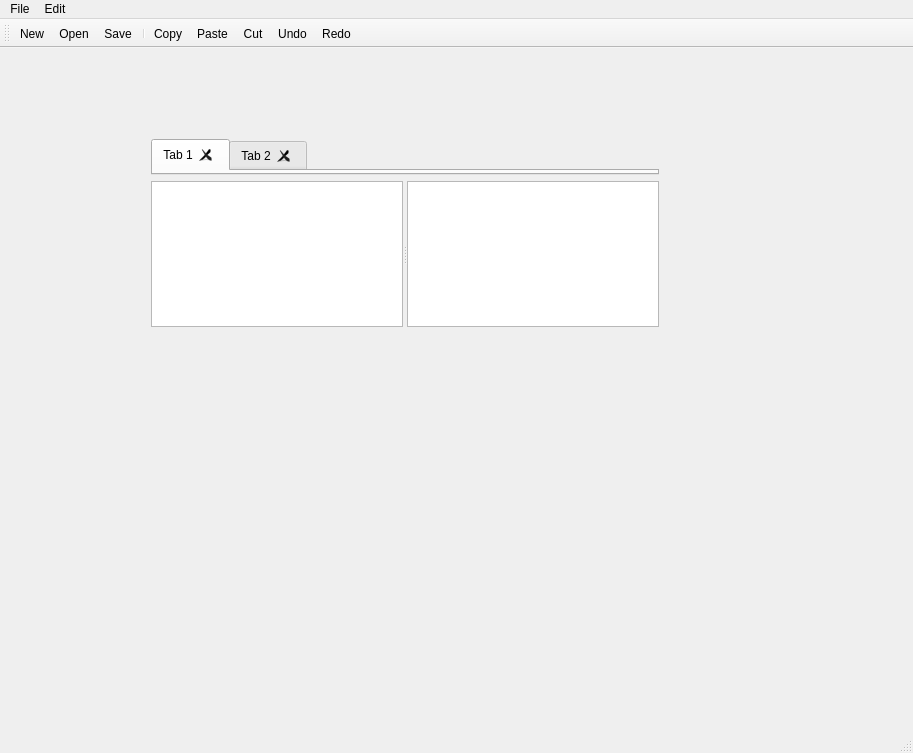
This is app/src/mainwindow.ui in alejinjer/UText as Qt 5 draws it before an edit. The edited form follows.
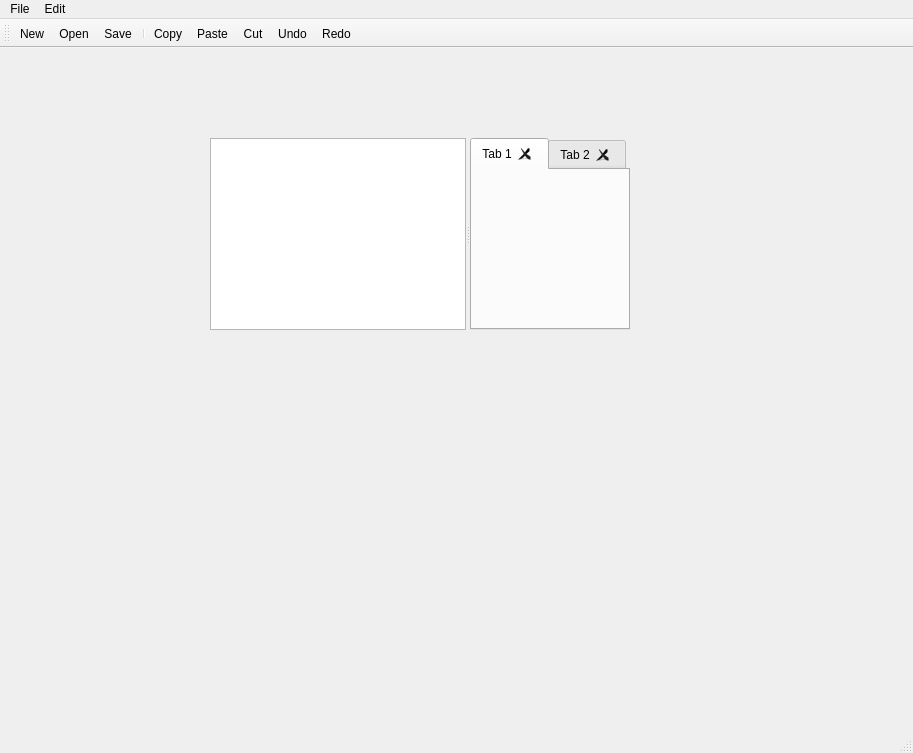
This is the edited form. Icons and pictures are not drawn.

What changed in the file:
```diff
--- a/app/src/mainwindow.ui
+++ b/app/src/mainwindow.ui
@@ -14,17 +14,19 @@
    <string>MainWindow</string>
   </property>
   <widget class="QWidget" name="centralWidget">
-   <widget class="QWidget" name="widget" native="true">
+   <widget class="QSplitter" name="splitter">
     <property name="geometry">
      <rect>
-      <x>140</x>
-      <y>80</y>
-      <width>530</width>
-      <height>210</height>
+      <x>210</x>
+      <y>90</y>
+      <width>420</width>
+      <height>192</height>
      </rect>
     </property>
-    <layout class="QVBoxLayout" name="verticalLayout">
-     <item>
+    <property name="orientation">
+     <enum>Qt::Horizontal</enum>
+    </property>
+    <widget class="QTreeView" name="fileBrowser"/>
       <widget class="QTabWidget" name="tabWidget">
        <property name="currentIndex">
         <number>0</number>
@@ -49,17 +51,6 @@
         </attribute>
        </widget>
       </widget>
-     </item>
-     <item>
-      <widget class="QSplitter" name="splitter">
-       <property name="orientation">
-        <enum>Qt::Horizontal</enum>
-       </property>
-       <widget class="QTreeView" name="fileBrowser"/>
-       <widget class="QTextEdit" name="textEdit"/>
-      </widget>
-     </item>
-    </layout>
    </widget>
   </widget>
   <widget class="QMenuBar" name="menuBar">
```
Left out of the diff: 2 changed lines with no effect on the pictures. Lines whose indentation alone changed are shown as unchanged.
